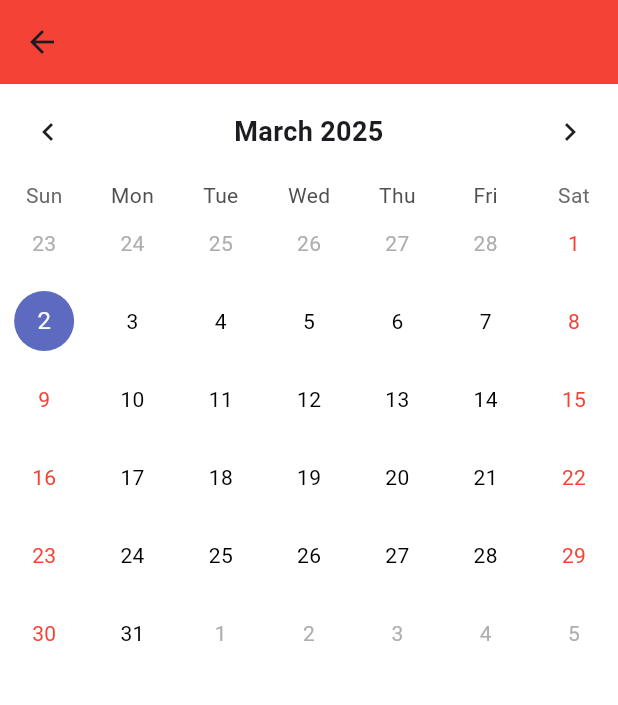
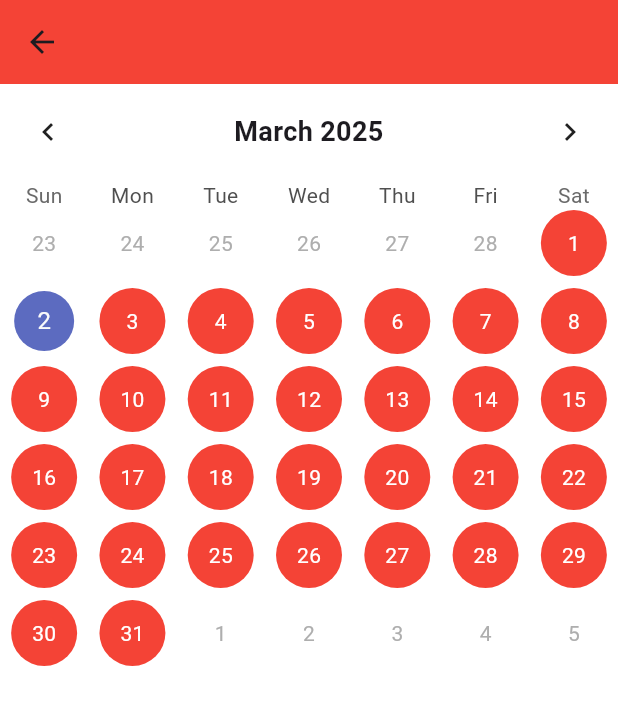
Before and after one commit to PRAFULDESHMUKH0435/Plumber-Management, a Flutter app: the KaamGarDetailsScreen screen opened directly with empty values, on a phone screen of 412 x 824 dp. Shown: the top 705 px of the screen. Run offline on Flutter 3.47's test engine with Material 3 defaults, Android fonts, the light colour scheme and no system bars; drawn by our look-alikes of table_calendar; our stand-ins replace flutter_contacts, hive, hive_flutter, permission_handler; missing offline and left inert: telephony; accounts and stored records are empty.

```diff
--- a/lib/Utils/sidebar.dart
+++ b/lib/Utils/sidebar.dart
@@ -15,15 +15,16 @@ class SidebarNavigation extends StatelessWidget {
               color: Colors.red,
             ),
             child: Text(
-              'Plumber Manager',
+              'कामगार Manager',
               style: TextStyle(
                 color: Colors.white,
                 fontSize: 24,
+                fontWeight: FontWeight.bold
               ),
             ),
           ),
           ListTile(
-            title: Text('कामगार जोडा', style: TextStyle(fontSize: 18)),
+            title: Text('कामगार जोडा', style: TextStyle(fontSize: 18,fontWeight:FontWeight.bold)),
             onTap: () {
               Navigator.push(
                 context,
--- a/lib/main.dart
+++ b/lib/main.dart
@@ -1,7 +1,7 @@
 import 'package:flutter/material.dart';
 import 'package:hive_flutter/hive_flutter.dart';
 import 'package:plumber_manager/Utils/kaamgarmodeladapter.dart';
-import 'package:plumber_manager/view-model/kaamhgarprovider.dart';
+import 'package:plumber_manager/view-model/kaamgarprovider.dart';
 import 'package:plumber_manager/view/homescreen.dart';
 import 'package:provider/provider.dart';
 import 'package:flutter_localizations/flutter_localizations.dart';
--- a/lib/view/homescreen.dart
+++ b/lib/view/homescreen.dart
@@ -1,6 +1,6 @@
 import 'package:flutter/material.dart';
 import 'package:plumber_manager/Utils/sidebar.dart';
-import 'package:plumber_manager/view-model/kaamhgarprovider.dart';
+import 'package:plumber_manager/view-model/kaamgarprovider.dart';
 import 'package:plumber_manager/view/kaamgardetailsscreen.dart';
 import 'package:provider/provider.dart';
 
@@ -11,7 +11,7 @@ class HomeScreen extends StatelessWidget {
   Widget build(BuildContext context) {
     return Scaffold(
       appBar: AppBar(
-        title: Text('Plumber Manager'),
+        title: Text('कामगार Manager',style: TextStyle(fontWeight:FontWeight.bold),),
         backgroundColor: Colors.red,
       ),
       drawer: SidebarNavigation(),
--- a/lib/view/kaamgardetailsscreen.dart
+++ b/lib/view/kaamgardetailsscreen.dart
@@ -1,9 +1,8 @@
 import 'package:flutter/material.dart';
 import 'package:hive_flutter/hive_flutter.dart';
-import 'package:plumber_manager/view-model/kaamhgarprovider.dart';
+import 'package:plumber_manager/view-model/kaamgarprovider.dart';
 import 'package:provider/provider.dart';
 import 'package:table_calendar/table_calendar.dart';
-
 
 class KaamGarDetailsScreen extends StatefulWidget {
   final String kaamGar;
@@ -20,13 +19,18 @@ class _KaamGarDetailsScreenState extends State<KaamGarDetailsScreen> {
   @override
   Widget build(BuildContext context) {
     final kaamGarProvider = Provider.of<KaamGarProvider>(context);
-    print("Selected KaamGar Is : ${widget.kaamGar} And Its Associated Values Are : ${Hive.box("KaamGarBox").get(widget.kaamGar)}");
+    final Box kaamGarBox = Hive.box("KaamGarBox");
+    final List<dynamic>? workHistory = kaamGarBox.get(widget.kaamGar);
+
+    print("Selected KaamGar Is : ${widget.kaamGar} And Its Associated Values Are : $workHistory");
+
     return Scaffold(
       appBar: AppBar(
-        title: Text(widget.kaamGar, style: TextStyle(color: Colors.white)),
+        title: Text(widget.kaamGar, style: TextStyle(color: Colors.white,fontWeight: FontWeight.bold)),
         backgroundColor: Colors.red,
       ),
-      body: Column(
+      body: SingleChildScrollView(
+        child: Column(
           children: [
             TableCalendar(
               firstDay: DateTime(2000),
@@ -47,6 +51,28 @@ class _KaamGarDetailsScreenState extends State<KaamGarDetailsScreen> {
                 ),
                 defaultTextStyle: TextStyle(color: Colors.black),
                 weekendTextStyle: TextStyle(color: Colors.red),
+                markerDecoration: BoxDecoration(
+                  shape: BoxShape.circle,
+                ),
+              ),
+              calendarBuilders: CalendarBuilders(
+                defaultBuilder: (context, date, _) {
+                  bool isPresent = workHistory?.any((workItem) =>
+                          workItem[1] == date.toIso8601String()) ??
+                      false;
+                  return Container(
+                    margin: EdgeInsets.all(4),
+                    alignment: Alignment.center,
+                    decoration: BoxDecoration(
+                      color: isPresent ? Colors.green : Colors.red,
+                      shape: BoxShape.circle,
+                    ),
+                    child: Text(
+                      '${date.day}',
+                      style: TextStyle(color: Colors.white),
+                    ),
+                  );
+                },
               ),
               headerStyle: HeaderStyle(
                 formatButtonVisible: false,
@@ -57,6 +83,7 @@ class _KaamGarDetailsScreenState extends State<KaamGarDetailsScreen> {
             ),
           ],
         ),
+      ),
     );
   }
 
@@ -65,7 +92,7 @@ class _KaamGarDetailsScreenState extends State<KaamGarDetailsScreen> {
       context: context,
       builder: (context) {
         return AlertDialog(
-          title: Text('कामगार नाव: ${widget.kaamGar[0]}'),
+          title: Text('कामगार नाव: ${widget.kaamGar}'),
           content: Text('कामावर हजर होते काय?'),
           actions: [
             TextButton(
@@ -105,8 +132,8 @@ class _KaamGarDetailsScreenState extends State<KaamGarDetailsScreen> {
               onPressed: () {
                 print("Hi ${widget.kaamGar}");
                 Provider.of<KaamGarProvider>(context, listen: false)
-                    .markAttendance(widget.kaamGar, date,
-                        locationController.text);
+                    .markAttendance(context,widget.kaamGar, date,
+                        locationController.text??"No Location");
                 Navigator.pop(context);
               },
               child: Text('सबमिट'),
--- a/pubspec.yaml
+++ b/pubspec.yaml
@@ -45,6 +45,8 @@ dependencies:
   permission_handler: ^11.4.0
   flutter_contacts: ^1.1.9+2
   build_runner: ^2.4.15
+  telephony: ^0.2.0
+
 
 dev_dependencies:
   flutter_test:
```
Also changed, not shown: lib/view-model/kaamgarprovider.dart (added, +72 -0 lines), lib/view-model/kaamhgarprovider.dart (deleted, +0 -34 lines), lib/view/kaamgarscreen.dart (+5 -2 lines), pubspec.lock, 61 other files. Lines whose indentation alone changed are shown as unchanged.
